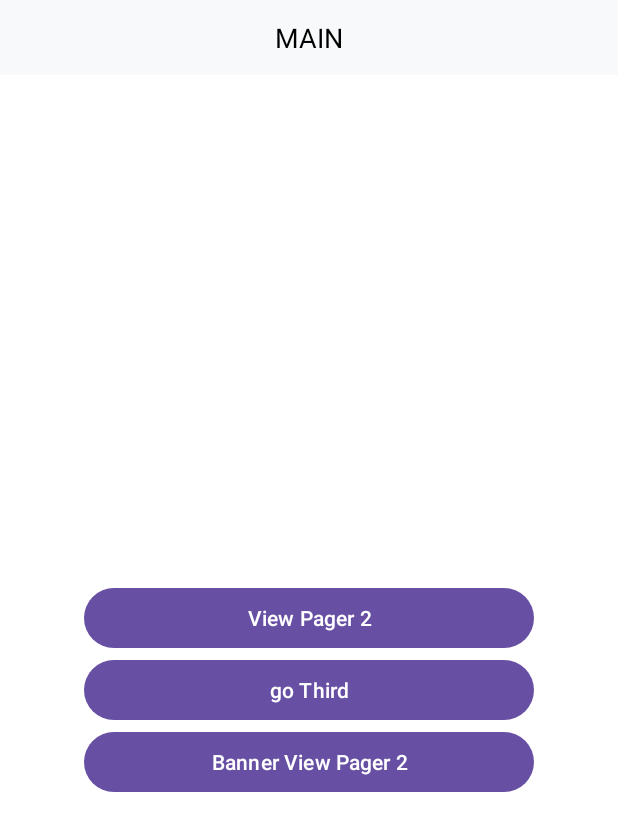
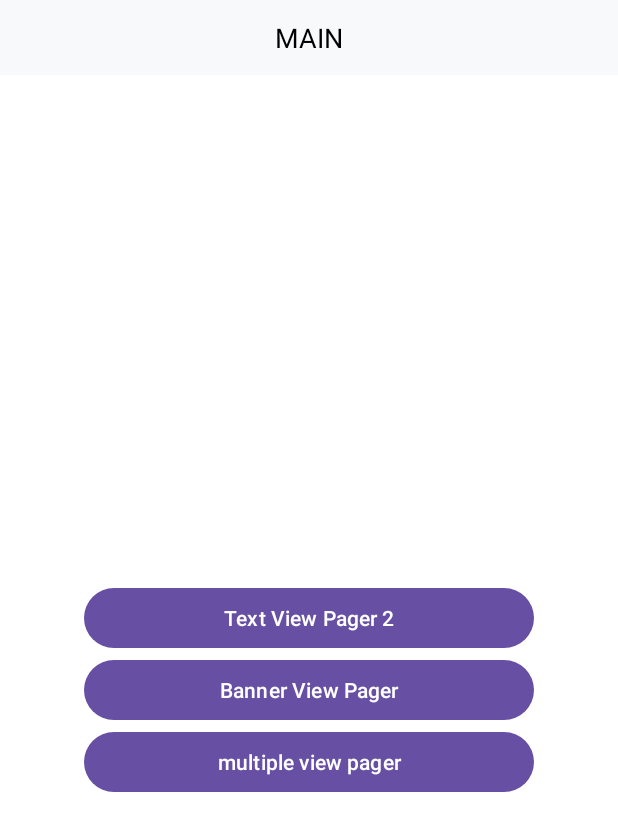
Before and after one commit to Daseul727/mobile_sample, an Android app: the screen it shows after launch (MainActivity), on a phone screen of 412 x 824 dp. Shown: the top 831 px of the screen. Run offline under Robolectric (Android 15) with nearby library versions, the phone set to English and light mode, and no system bars; our stand-ins replace data binding.

Commit message:
slider_mobile - 오타수정

```diff
--- a/app/src/main/java/com/example/slider_mobile/MainFragment.kt
+++ b/app/src/main/java/com/example/slider_mobile/MainFragment.kt
@@ -8,7 +8,7 @@ import androidx.databinding.DataBindingUtil
 import androidx.fragment.app.Fragment
 import com.example.slider_mobile.banner.BannerFragment
 import com.example.slider_mobile.databinding.FragmentMainBinding
-import com.example.slider_mobile.image.ImageFragment
+import com.example.slider_mobile.multi.MultiItemFragment
 import com.example.slider_mobile.text.TextFragment
 
 class MainFragment : Fragment() {
@@ -42,14 +42,14 @@ class MainFragment : Fragment() {
                 act.openFragment(TextFragment() , "TEXT")
             }
 
-            btnVpImage.setOnClickListener {
-                val act = activity as MainActivity
-                act.openFragment(ImageFragment() , "IMAGE")
-            }
-
             btnVpBanner.setOnClickListener {
                 val act = activity as MainActivity
                 act.openFragment(BannerFragment() , "BANNER")
+            }
+
+            btnVpMulti.setOnClickListener {
+                val act = activity as MainActivity
+                act.openFragment(MultiItemFragment() , "MULTI")
             }
         }
     }
--- a/app/src/main/java/com/example/slider_mobile/banner/BannerFragment.kt
+++ b/app/src/main/java/com/example/slider_mobile/banner/BannerFragment.kt
@@ -33,7 +33,7 @@ class BannerFragment : Fragment() {
                 act.navigateUp("BANNER")
             }
 
-            incTitlebar2.txtTitle.text = "Third"
+            incTitlebar2.txtTitle.text = "Banner"
 
             viewPagerNormal.adapter = context?.let { BannerViewPagerAdapter(it) }
 
--- a/app/src/main/java/com/example/slider_mobile/text/TextFragment.kt
+++ b/app/src/main/java/com/example/slider_mobile/text/TextFragment.kt
@@ -9,7 +9,7 @@ import androidx.fragment.app.Fragment
 import com.example.slider_mobile.MainActivity
 import com.example.slider_mobile.R
 import com.example.slider_mobile.databinding.FragmentTextBinding
-import com.example.slider_mobile.image.ImageFragment
+import com.example.slider_mobile.multi.MultiItemFragment
 
 class TextFragment : Fragment() {
 
@@ -24,8 +24,8 @@ class TextFragment : Fragment() {
         val TAG = TextFragment::class.java.simpleName
         var bannerPosition = 0
 
-        fun newInstance(): ImageFragment {
-            val fragment = ImageFragment()
+        fun newInstance(): MultiItemFragment {
+            val fragment = MultiItemFragment()
             val args = Bundle()
             fragment.arguments = args
             return fragment
--- a/app/src/main/res/layout/fragment_main.xml
+++ b/app/src/main/res/layout/fragment_main.xml
@@ -18,29 +18,29 @@
             android:id="@+id/btn_vp_text"
             android:layout_width="300dp"
             android:layout_height="wrap_content"
-            android:text="View Pager 2"
+            android:text="Text View Pager 2"
             app:layout_constraintBottom_toBottomOf="parent"
             app:layout_constraintEnd_toEndOf="parent"
             app:layout_constraintStart_toStartOf="parent"
             app:layout_constraintTop_toTopOf="parent" />
 
         <Button
-            android:id="@+id/btn_vp_image"
+            android:id="@+id/btn_vp_banner"
             android:layout_width="300dp"
             android:layout_height="wrap_content"
-            android:text="go Third"
+            android:text="Banner View Pager"
             app:layout_constraintEnd_toEndOf="parent"
             app:layout_constraintStart_toStartOf="parent"
             app:layout_constraintTop_toBottomOf="@+id/btn_vp_text" />
 
         <Button
-            android:id="@+id/btn_vp_banner"
+            android:id="@+id/btn_vp_multi"
             android:layout_width="300dp"
             android:layout_height="wrap_content"
-            android:text="Banner View Pager 2"
+            android:text="multiple view pager"
             app:layout_constraintEnd_toEndOf="parent"
             app:layout_constraintStart_toStartOf="parent"
-            app:layout_constraintTop_toBottomOf="@+id/btn_vp_image" />
+            app:layout_constraintTop_toBottomOf="@+id/btn_vp_banner" />
 
     </androidx.constraintlayout.widget.ConstraintLayout>
 
```
Also changed, not shown: app/src/main/java/com/example/slider_mobile/multi/MultiItemFragment.kt (renamed from app/src/main/java/com/example/slider_mobile/image/ImageFragment.kt, +10 -11 lines), app/src/main/res/layout/fragment_multi_item.xml (renamed from app/src/main/res/layout/fragment_image.xml).
